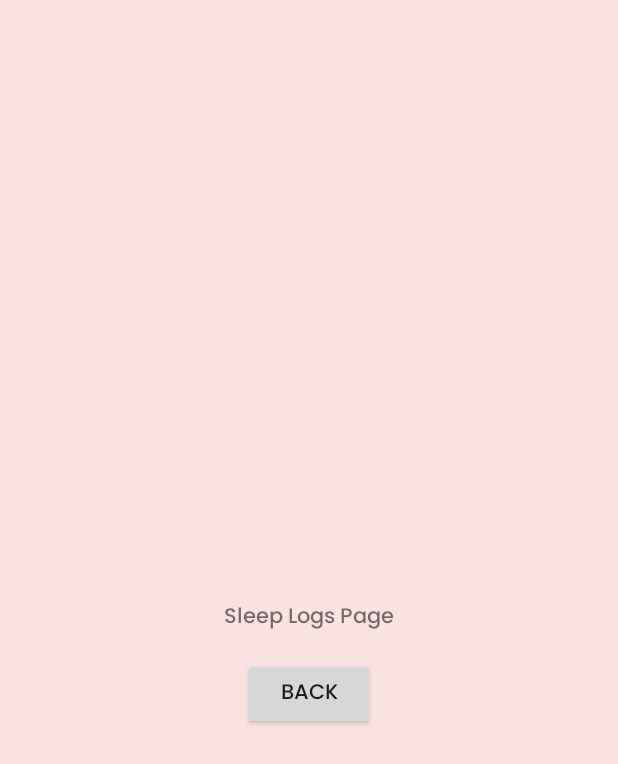
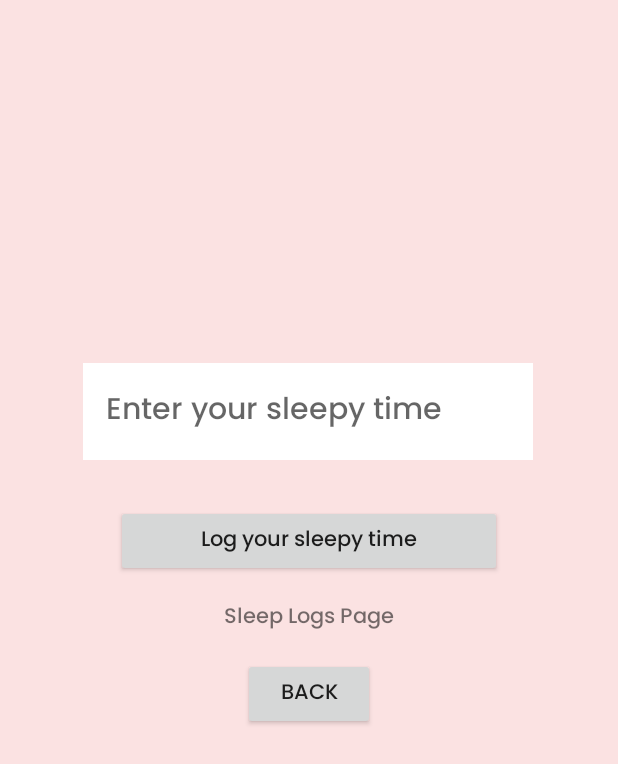
Before and after one commit to fjacquelinegomez/Health-Assistant-Senior-Project, an Android app: the SleepLogs screen opened directly, with no data from a screen before it, on a phone screen of 412 x 824 dp. Shown: the top 764 px of the screen. Run offline under Robolectric (Android 15) with nearby library versions, the phone set to English and light mode, and no system bars; our stand-ins replace Firebase (no records; nobody signed in at launch, a user with empty details on screens opened directly).

```diff
--- a/app/src/main/AndroidManifest.xml
+++ b/app/src/main/AndroidManifest.xml
@@ -12,6 +12,9 @@
         android:supportsRtl="true"
         android:theme="@style/Theme.HealthAssistant"
         tools:targetApi="35">
+        <activity
+            android:name=".ProfileCustomization"
+            android:exported="false" />
         <activity
             android:name=".SymptomLogs"
             android:exported="false" />
--- a/app/src/main/java/com/example/healthassistant/MainActivity.java
+++ b/app/src/main/java/com/example/healthassistant/MainActivity.java
@@ -11,6 +11,7 @@ import androidx.core.graphics.Insets;
 import androidx.core.view.ViewCompat;
 import androidx.core.view.WindowInsetsCompat;
 
+import com.google.firebase.auth.FirebaseAuth;
 import com.google.firebase.database.DatabaseReference;
 import com.google.firebase.database.FirebaseDatabase;
 
@@ -18,6 +19,9 @@ public class MainActivity extends AppCompatActivity {
 
 
     private Button login_btn;
+    private FirebaseAuth mAuth;
+    private DatabaseReference databaseRef;
+
     private Button register_btn;
 
     @Override
--- a/app/src/main/java/com/example/healthassistant/SleepLogs.java
+++ b/app/src/main/java/com/example/healthassistant/SleepLogs.java
@@ -2,8 +2,11 @@ package com.example.healthassistant;
 
 import android.content.Intent;
 import android.os.Bundle;
+import android.text.TextUtils;
 import android.view.View;
 import android.widget.Button;
+import android.widget.EditText;
+import android.widget.Toast;
 
 import androidx.activity.EdgeToEdge;
 import androidx.appcompat.app.AppCompatActivity;
@@ -11,13 +14,38 @@ import androidx.core.graphics.Insets;
 import androidx.core.view.ViewCompat;
 import androidx.core.view.WindowInsetsCompat;
 
+import com.google.firebase.auth.FirebaseAuth;
+import com.google.firebase.auth.FirebaseUser;
+import com.google.firebase.database.DatabaseReference;
+import com.google.firebase.database.FirebaseDatabase;
+
 public class SleepLogs extends AppCompatActivity {
+    private EditText editSleepLogs;
+    private DatabaseReference databaseRef;
+
 
     @Override
     protected void onCreate(Bundle savedInstanceState) {
         super.onCreate(savedInstanceState);
         EdgeToEdge.enable(this);
         setContentView(R.layout.activity_sleep_logs);
+
+        editSleepLogs = findViewById(R.id.sleep_log_tester);
+        Button buttonSaveSleepLog = findViewById(R.id.idBtnSendData);
+
+        FirebaseAuth mAuth = FirebaseAuth.getInstance();
+        FirebaseUser user = mAuth.getCurrentUser();
+
+        if (user != null){
+            String uid = user.getUid();
+            databaseRef = FirebaseDatabase.getInstance().getReference("users").child(uid).child("sleep_time");
+            buttonSaveSleepLog.setOnClickListener(v -> saveSleepLog());
+        } else {
+            Toast.makeText(this, "User not logged in", Toast.LENGTH_SHORT).show();
+            finish();
+        }
+
+
         ViewCompat.setOnApplyWindowInsetsListener(findViewById(R.id.main), (v, insets) -> {
             Insets systemBars = insets.getInsets(WindowInsetsCompat.Type.systemBars());
             v.setPadding(systemBars.left, systemBars.top, systemBars.right, systemBars.bottom);
@@ -35,4 +63,30 @@ public class SleepLogs extends AppCompatActivity {
         };
         back.setOnClickListener(buttonClickListener);
     }
+
+        private void saveSleepLog() {
+            String sleepLog = editSleepLogs.getText().toString().trim();
+
+            if (TextUtils.isEmpty(sleepLog)){
+                Toast.makeText(this, "Please fill all fields", Toast.LENGTH_SHORT).show();
+                return;
+            }
+
+            String logId = databaseRef.push().getKey();
+            LogSleep logsleep = new LogSleep(sleepLog);
+
+            if (logId != null){
+                databaseRef.child(logId).setValue(logsleep)
+                        .addOnCompleteListener(task -> {
+                            if (task.isSuccessful()) {
+                                Toast.makeText(SleepLogs.this, "Sleep log saved!", Toast.LENGTH_SHORT).show();
+                                editSleepLogs.setText("");  // Clear input fields
+                            } else {
+                                Toast.makeText(SleepLogs.this, "Failed to save log", Toast.LENGTH_SHORT).show();
+                            }
+                        });
+            }
+        }
+
+
 }
--- a/app/src/main/res/layout/activity_sleep_logs.xml
+++ b/app/src/main/res/layout/activity_sleep_logs.xml
@@ -19,6 +19,8 @@
         app:layout_constraintStart_toStartOf="parent"
         app:layout_constraintTop_toTopOf="parent" />
 
+
+
     <Button
         android:id="@+id/sleepLogsBackButton"
         android:layout_width="wrap_content"
@@ -31,4 +33,38 @@
         app:layout_constraintTop_toBottomOf="@+id/textView7"
         app:layout_constraintVertical_bias="0.042" />
 
+    <EditText
+        android:id="@+id/sleep_log_tester"
+        android:layout_width="wrap_content"
+        android:layout_height="wrap_content"
+        android:background="#FFFFFF"
+        android:fontFamily="@font/poppins_medium"
+        android:padding="15dp"
+        android:textSize="20sp"
+        android:hint="Enter your sleepy time"
+        android:ems="10"
+        android:gravity="start|top"
+        android:inputType="textMultiLine"
+        app:layout_constraintBottom_toBottomOf="parent"
+        app:layout_constraintEnd_toEndOf="parent"
+        app:layout_constraintHorizontal_bias="0.497"
+        app:layout_constraintStart_toStartOf="parent"
+        app:layout_constraintTop_toTopOf="parent"
+        app:layout_constraintVertical_bias="0.319" />
+
+
+    <Button
+        android:id="@+id/idBtnSendData"
+        android:layout_width="257dp"
+        android:layout_height="48dp"
+        android:layout_margin="10dp"
+        android:fontFamily="@font/poppins_medium"
+        android:text="Log your sleepy time"
+        android:textAllCaps="false"
+        app:layout_constraintBottom_toBottomOf="parent"
+        app:layout_constraintEnd_toEndOf="parent"
+        app:layout_constraintStart_toStartOf="parent"
+        app:layout_constraintTop_toTopOf="parent"
+        app:layout_constraintVertical_bias="0.432" />
+
 </androidx.constraintlayout.widget.ConstraintLayout>
```
Also changed, not shown: app/src/main/java/com/example/healthassistant/LogSleep.java (added, +23 -0 lines), app/src/main/java/com/example/healthassistant/ProfileCustomization.java (added, +24 -0 lines), app/src/main/res/layout/activity_profile_customization.xml (added, +242 -0 lines), app/src/main/res/drawable/diet_restrictions.png (added), app/src/main/res/drawable/health_goals.png (added), app/src/main/res/drawable/healthy_food.png (added), app/src/main/res/drawable/medical_kit.png (added).
